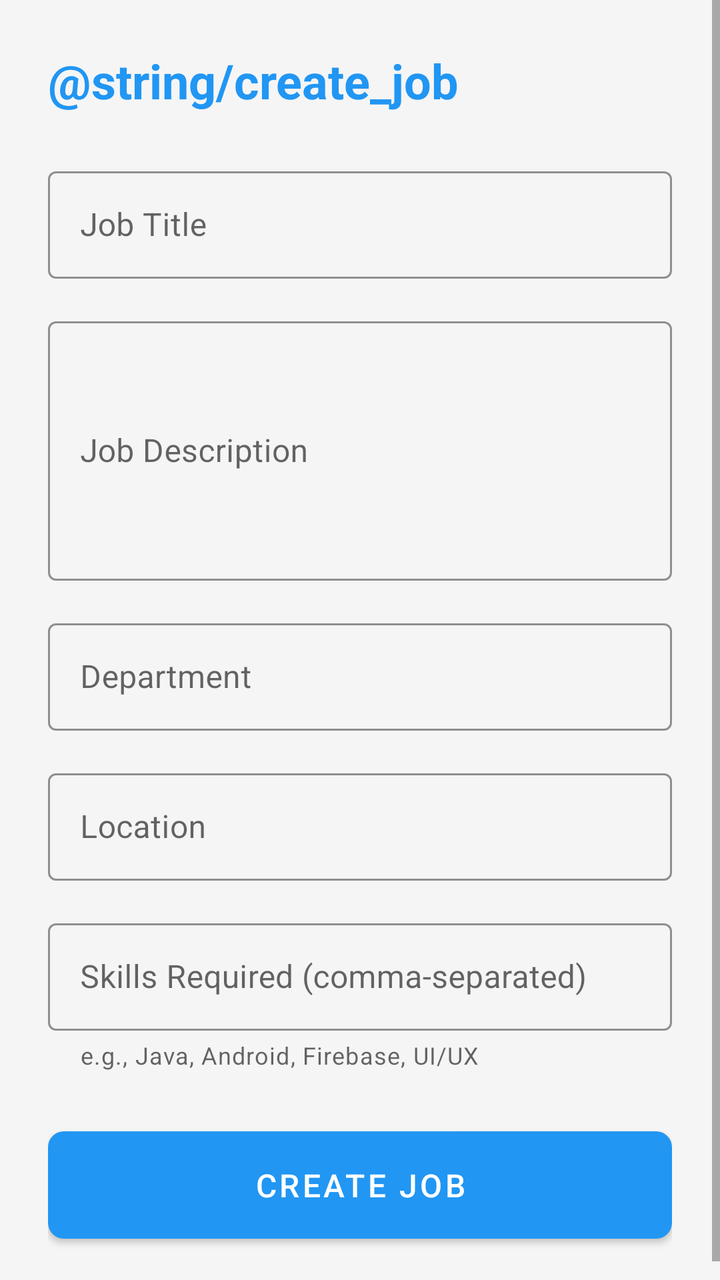
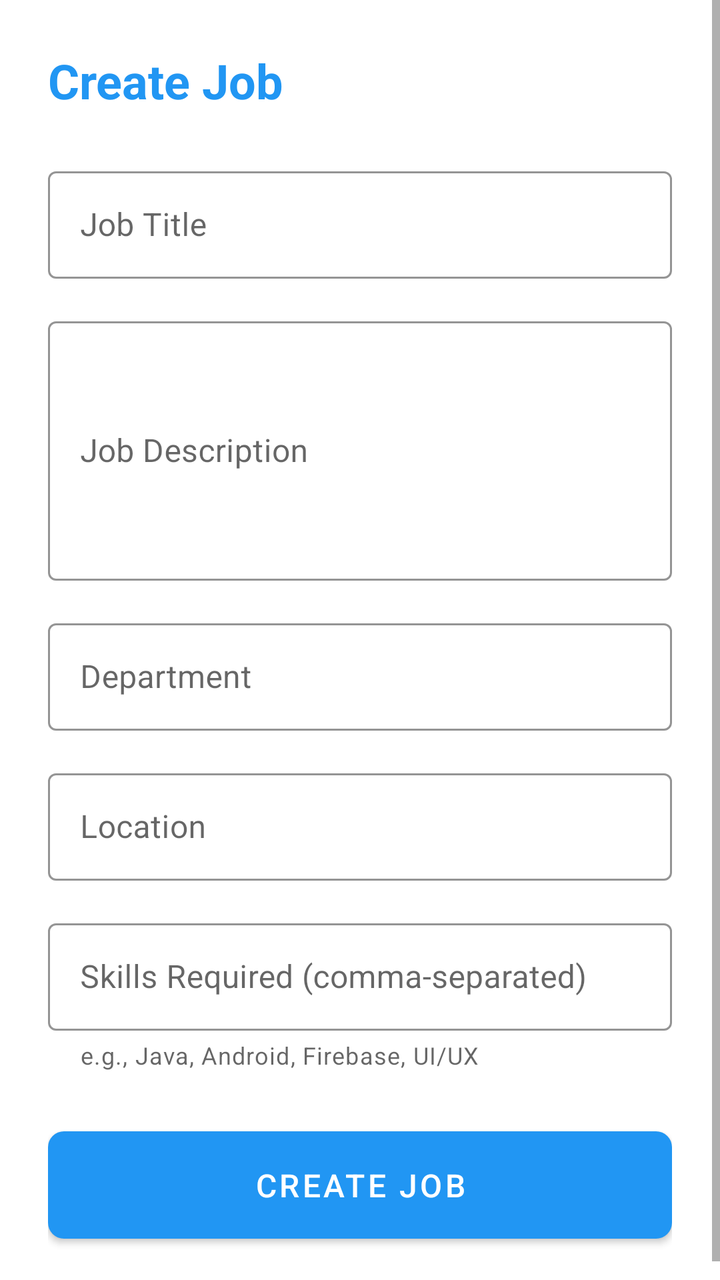

The first picture is an Android layout as it rendered before a commit; the second is the same layout after the commit. The layout source and the unified diff follow.
<!-- AndroidManifest.xml: application theme Theme.UnifiedHRSystem -->
<!-- res/layout/dialog_create_job.xml -->
<?xml version="1.0" encoding="utf-8"?>
<ScrollView xmlns:android="http://schemas.android.com/apk/res/android"
    xmlns:app="http://schemas.android.com/apk/res-auto"
    android:layout_width="match_parent"
    android:layout_height="match_parent"
    android:background="@color/background">

    <LinearLayout
        android:layout_width="match_parent"
        android:layout_height="wrap_content"
        android:orientation="vertical"
        android:padding="24dp">

        <TextView
            android:layout_width="wrap_content"
            android:layout_height="wrap_content"
            android:text="@string/create_job"
            android:textSize="24sp"
            android:textStyle="bold"
            android:textColor="@color/primary"
            android:layout_marginBottom="24dp" />

        <com.google.android.material.textfield.TextInputLayout
            android:layout_width="match_parent"
            android:layout_height="wrap_content"
            android:layout_marginBottom="16dp"
            android:hint="@string/job_title"
            app:boxStrokeColor="@color/primary"
            style="@style/Widget.MaterialComponents.TextInputLayout.OutlinedBox">

            <com.google.android.material.textfield.TextInputEditText
                android:id="@+id/etTitle"
                android:layout_width="match_parent"
                android:layout_height="wrap_content"
                android:padding="16dp" />
        </com.google.android.material.textfield.TextInputLayout>

        <com.google.android.material.textfield.TextInputLayout
            android:layout_width="match_parent"
            android:layout_height="wrap_content"
            android:layout_marginBottom="16dp"
            android:hint="@string/job_description"
            app:boxStrokeColor="@color/primary"
            style="@style/Widget.MaterialComponents.TextInputLayout.OutlinedBox">

            <com.google.android.material.textfield.TextInputEditText
                android:id="@+id/etDescription"
                android:layout_width="match_parent"
                android:layout_height="wrap_content"
                android:inputType="textMultiLine"
                android:minLines="5"
                android:padding="16dp" />
        </com.google.android.material.textfield.TextInputLayout>

        <com.google.android.material.textfield.TextInputLayout
            android:layout_width="match_parent"
            android:layout_height="wrap_content"
            android:layout_marginBottom="16dp"
            android:hint="Department"
            app:boxStrokeColor="@color/primary"
            style="@style/Widget.MaterialComponents.TextInputLayout.OutlinedBox">

            <com.google.android.material.textfield.TextInputEditText
                android:id="@+id/etDepartment"
                android:layout_width="match_parent"
                android:layout_height="wrap_content"
                android:padding="16dp" />
        </com.google.android.material.textfield.TextInputLayout>

        <com.google.android.material.textfield.TextInputLayout
            android:layout_width="match_parent"
            android:layout_height="wrap_content"
            android:layout_marginBottom="16dp"
            android:hint="Location"
            app:boxStrokeColor="@color/primary"
            style="@style/Widget.MaterialComponents.TextInputLayout.OutlinedBox">

            <com.google.android.material.textfield.TextInputEditText
                android:id="@+id/etLocation"
                android:layout_width="match_parent"
                android:layout_height="wrap_content"
                android:padding="16dp" />
        </com.google.android.material.textfield.TextInputLayout>

        <com.google.android.material.textfield.TextInputLayout
            android:layout_width="match_parent"
            android:layout_height="wrap_content"
            android:layout_marginBottom="24dp"
            android:hint="Skills Required (comma-separated)"
            app:boxStrokeColor="@color/primary"
            app:helperText="e.g., Java, Android, Firebase, UI/UX"
            app:helperTextEnabled="true"
            style="@style/Widget.MaterialComponents.TextInputLayout.OutlinedBox">

            <com.google.android.material.textfield.TextInputEditText
                android:id="@+id/etSkillsRequired"
                android:layout_width="match_parent"
                android:layout_height="wrap_content"
                android:padding="16dp" />
        </com.google.android.material.textfield.TextInputLayout>

        <com.google.android.material.button.MaterialButton
            android:id="@+id/btnCreate"
            android:layout_width="match_parent"
            android:layout_height="wrap_content"
            android:text="Create Job"
            android:textSize="16sp"
            android:padding="16dp"
            app:cornerRadius="8dp" />

    </LinearLayout>
</ScrollView>
<!-- resources referenced by this layout -->
<resources>
  <color name="background">#FFF5F5F5</color>
  <color name="primary">#FF2196F3</color>
  <string name="job_description">Job Description</string>
  <string name="job_title">Job Title</string>
  <style name="Theme.UnifiedHRSystem" parent="Theme.MaterialComponents.DayNight.NoActionBar">
          <item name="colorPrimary">@color/primary</item>
          <item name="colorPrimaryDark">@color/primary_dark</item>
          <item name="colorAccent">@color/accent</item>
          <item name="toolbarStyle">@style/Widget.UnifiedHR.Toolbar</item>
      </style>
  <color name="primary_dark">#FF1976D2</color>
  <color name="accent">#FFFF5722</color>
  <style name="Widget.UnifiedHR.Toolbar" parent="Widget.MaterialComponents.Toolbar">
          <item name="popupTheme">@style/ThemeOverlay.MaterialComponents.Light</item>
          <item name="titleTextColor">@color/white</item>
          <item name="subtitleTextColor">@color/white</item>
      </style>
  <color name="white">#FFFFFFFF</color>
</resources>

<!-- the commit's change to res/layout/dialog_create_job.xml (unified diff, before → after) -->
@@ -3,7 +3,7 @@
     xmlns:app="http://schemas.android.com/apk/res-auto"
     android:layout_width="match_parent"
     android:layout_height="match_parent"
-    android:background="@color/background">
+    android:background="@android:color/white">
 
     <LinearLayout
         android:layout_width="match_parent"
@@ -32,6 +32,8 @@
                 android:id="@+id/etTitle"
                 android:layout_width="match_parent"
                 android:layout_height="wrap_content"
+                android:textColor="@android:color/black"
+                android:textColorHint="@android:color/darker_gray"
                 android:padding="16dp" />
         </com.google.android.material.textfield.TextInputLayout>
 
@@ -49,6 +51,8 @@
                 android:layout_height="wrap_content"
                 android:inputType="textMultiLine"
                 android:minLines="5"
+                android:textColor="@android:color/black"
+                android:textColorHint="@android:color/darker_gray"
                 android:padding="16dp" />
         </com.google.android.material.textfield.TextInputLayout>
 
@@ -64,6 +68,8 @@
                 android:id="@+id/etDepartment"
                 android:layout_width="match_parent"
                 android:layout_height="wrap_content"
+                android:textColor="@android:color/black"
+                android:textColorHint="@android:color/darker_gray"
                 android:padding="16dp" />
         </com.google.android.material.textfield.TextInputLayout>
 
@@ -79,6 +85,8 @@
                 android:id="@+id/etLocation"
                 android:layout_width="match_parent"
                 android:layout_height="wrap_content"
+                android:textColor="@android:color/black"
+                android:textColorHint="@android:color/darker_gray"
                 android:padding="16dp" />
         </com.google.android.material.textfield.TextInputLayout>
 
@@ -96,6 +104,8 @@
                 android:id="@+id/etSkillsRequired"
                 android:layout_width="match_parent"
                 android:layout_height="wrap_content"
+                android:textColor="@android:color/black"
+                android:textColorHint="@android:color/darker_gray"
                 android:padding="16dp" />
         </com.google.android.material.textfield.TextInputLayout>
 
<!-- resource entries referenced after the edit -->
@@ -1,7 +1,7 @@
 <!-- resources referenced by this layout -->
 <resources>
-  <color name="background">#FFF5F5F5</color>
-  <color name="primary">#FF2196F3</color>
+  <color name="primary">#2196F3</color>
+  <string name="create_job">Create Job</string>
   <string name="job_description">Job Description</string>
   <string name="job_title">Job Title</string>
   <style name="Theme.UnifiedHRSystem" parent="Theme.MaterialComponents.DayNight.NoActionBar">
@@ -10,8 +10,8 @@
           <item name="colorAccent">@color/accent</item>
           <item name="toolbarStyle">@style/Widget.UnifiedHR.Toolbar</item>
       </style>
-  <color name="primary_dark">#FF1976D2</color>
-  <color name="accent">#FFFF5722</color>
+  <color name="primary_dark">#1976D2</color>
+  <color name="accent">#4CAF50</color>
   <style name="Widget.UnifiedHR.Toolbar" parent="Widget.MaterialComponents.Toolbar">
           <item name="popupTheme">@style/ThemeOverlay.MaterialComponents.Light</item>
           <item name="titleTextColor">@color/white</item>
